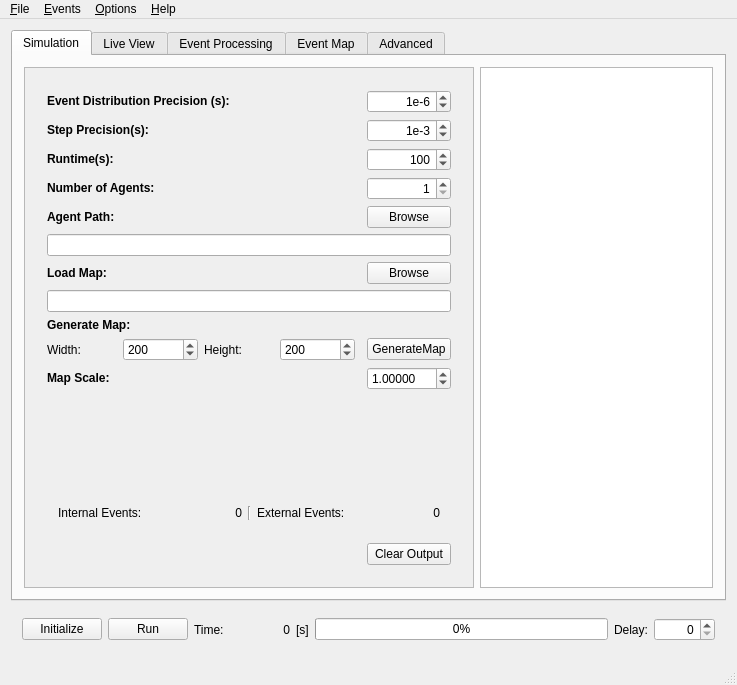
Above: mainwindow.ui from sojoe02/RANA before the change. Below: the same form after it.
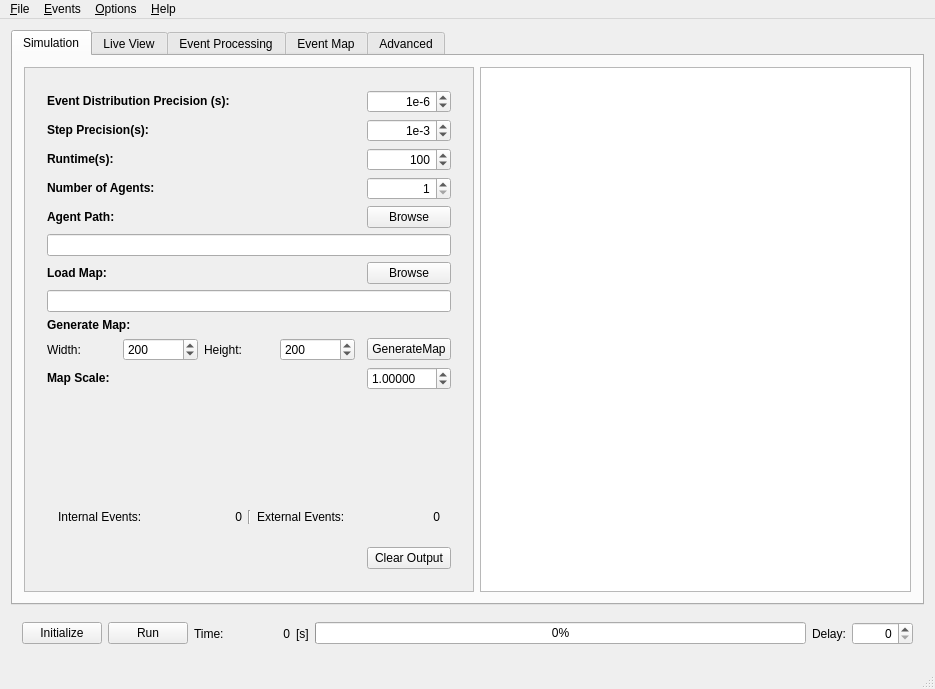
That is the form after the change. Icons and pictures are not drawn.

Diff of the .ui file:
```diff
--- a/mainwindow.ui
+++ b/mainwindow.ui
@@ -6,8 +6,8 @@
    <rect>
     <x>0</x>
     <y>0</y>
-    <width>737</width>
-    <height>685</height>
+    <width>935</width>
+    <height>689</height>
    </rect>
   </property>
   <property name="windowTitle">
@@ -183,7 +183,7 @@
              <x>0</x>
              <y>0</y>
              <width>448</width>
-             <height>528</height>
+             <height>535</height>
             </rect>
            </property>
            <layout class="QVBoxLayout" name="verticalLayout_2">
@@ -1622,8 +1622,8 @@
     <rect>
      <x>0</x>
      <y>0</y>
-     <width>737</width>
-     <height>20</height>
+     <width>935</width>
+     <height>19</height>
     </rect>
    </property>
    <widget class="QMenu" name="menu_File">
```
